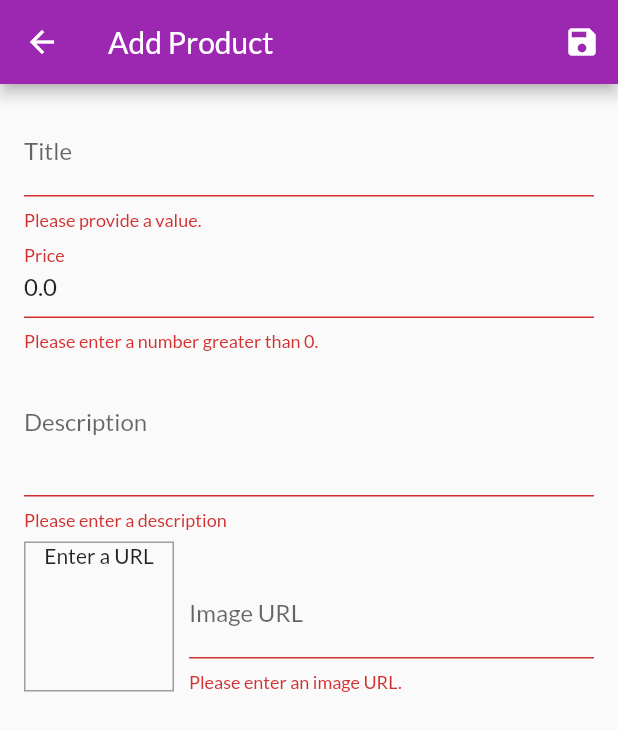
After one commit to elifipekuzun/flutter-shop-app, a Flutter app: the EditProductScreen screen opened by its route, after a tap on the "save" icon, on a phone screen of 412 x 824 dp. The commit adds this screen. Shown: the top 731 px of the screen. Run offline on Flutter 3.47's test engine with Material 2 defaults, Android fonts, the phone set to English and light mode, and no system bars; network calls fail.

Commit message:
CRUD applied

```diff
--- a/lib/main.dart
+++ b/lib/main.dart
@@ -5,6 +5,8 @@ import './screens/products_overview_screen.dart';
 import './screens/product_detail_screen.dart';
 import './screens/cart_screen.dart';
 import './screens/orders_screen.dart';
+import './screens/user_products_screen.dart';
+import './screens/edit_product_screen.dart';
 import './providers/products_provider.dart';
 import './providers/cart.dart';
 import './providers/orders.dart';
@@ -37,6 +39,8 @@ class MyApp extends StatelessWidget {
           ProductDetailScreen.routeName: (ctx) => const ProductDetailScreen(),
           CartScreen.routeName: (_) => const CartScreen(),
           OrdersScreen.routeName: (_) => const OrdersScreen(),
+          UserProductsScreen.routeName: (_) => const UserProductsScreen(),
+          EditProductScreen.routeName: (_) => const EditProductScreen(),
         },
       ),
     );
--- a/lib/providers/product.dart
+++ b/lib/providers/product.dart
@@ -1,7 +1,7 @@
 import 'package:flutter/material.dart';
 
 class Product with ChangeNotifier {
-  final String id;
+  final String? id;
   final String title;
   final String description;
   final double price;
@@ -9,7 +9,7 @@ class Product with ChangeNotifier {
   bool isFavorite;
 
   Product(
-      {required this.id,
+      {this.id,
       required this.title,
       required this.description,
       required this.price,
--- a/lib/providers/products_provider.dart
+++ b/lib/providers/products_provider.dart
@@ -58,7 +58,26 @@ class ProductsProvider with ChangeNotifier {
   // }
 
   void addProduct(Product newProduct) {
-    _items.add(newProduct);
+    final prod = Product(
+        title: newProduct.title,
+        description: newProduct.description,
+        price: newProduct.price,
+        imageUrl: newProduct.imageUrl,
+        id: DateTime.now().toString());
+    _items.add(prod);
+    notifyListeners();
+  }
+
+  void updateProduct(String id, Product newProduct) {
+    final prodIndex = _items.indexWhere((prod) => prod.id == id);
+    if (prodIndex >= 0) {
+      _items[prodIndex] = newProduct;
+      notifyListeners();
+    }
+  }
+
+  void deleteProduct(String id) {
+    _items.removeWhere((prod) => prod.id == id);
     notifyListeners();
   }
 
--- /dev/null
+++ b/lib/screens/edit_product_screen.dart
@@ -0,0 +1,255 @@
+import 'package:flutter/material.dart';
+import 'package:provider/provider.dart';
+
+import '../providers/product.dart';
+import '../providers/products_provider.dart';
+
+class EditProductScreen extends StatefulWidget {
+  static const routeName = '/edit-product';
+  const EditProductScreen({super.key});
+
+  @override
+  State<EditProductScreen> createState() => _EditProductScreenState();
+}
+
+class _EditProductScreenState extends State<EditProductScreen> {
+  final _priceFocusNode = FocusNode();
+  final _descriptionFocusNode = FocusNode();
+  final _imageUrlController = TextEditingController();
+  final _imageURLFocusNode = FocusNode();
+  final _form = GlobalKey<FormState>();
+  var _editedProduct = Product(
+      id: null,
+      title: '',
+      description: '',
+      price: 0,
+      imageUrl: '',
+      isFavorite: false);
+
+  @override
+  void initState() {
+    _imageURLFocusNode.addListener(_updateImageURL);
+    super.initState();
+  }
+
+  var _isInit = true;
+
+  @override
+  void didChangeDependencies() {
+    if (_isInit) {
+      final productId = ModalRoute.of(context)!.settings.arguments;
+      if (productId != null) {
+        final prod = Provider.of<ProductsProvider>(context, listen: false)
+            .findById(productId as String);
+        _editedProduct = prod;
+        _imageUrlController.text = _editedProduct.imageUrl;
+      }
+    }
+    _isInit = false;
+    super.didChangeDependencies();
+  }
+
+  void _updateImageURL() {
+    if (!_imageURLFocusNode.hasFocus) {
+      if ((_imageUrlController.text.isEmpty) ||
+          (!_imageUrlController.text.startsWith('http') &&
+              !_imageUrlController.text.startsWith('https')) ||
+          (!_imageUrlController.text.endsWith('.png') &&
+              !_imageUrlController.text.endsWith('.jpg') &&
+              _imageUrlController.text.endsWith('.jpeg'))) {
+        return;
+      }
+      setState(() {});
+    }
+  }
+
+  @override
+  void dispose() {
+    _imageURLFocusNode.removeListener(_updateImageURL);
+    _priceFocusNode.dispose();
+    _descriptionFocusNode.dispose();
+    _imageUrlController.dispose();
+    _imageURLFocusNode.dispose();
+    super.dispose();
+  }
+
+  void _saveForm(BuildContext ctx) {
+    final isValid = _form.currentState!.validate();
+    if (!isValid) {
+      return;
+    }
+    _form.currentState!.save();
+    print(_editedProduct.title);
+    final productsData = Provider.of<ProductsProvider>(ctx, listen: false);
+    if (_editedProduct.id != null) {
+      productsData.updateProduct(_editedProduct.id!, _editedProduct);
+    } else {
+      productsData.addProduct(_editedProduct);
+    }
+
+    Navigator.of(context).pop();
+  }
+
+  @override
+  Widget build(BuildContext context) {
+    return Scaffold(
+      appBar: AppBar(
+        title: Text(_editedProduct.title.isEmpty
+            ? 'Add Product'
+            : _editedProduct.title),
+        actions: [
+          IconButton(
+              onPressed: () => _saveForm(context), icon: const Icon(Icons.save))
+        ],
+      ),
+      body: Padding(
+        padding: const EdgeInsets.all(16),
+        child: Form(
+            key: _form,
+            child: ListView(
+              children: [
+                TextFormField(
+                  decoration: const InputDecoration(labelText: 'Title'),
+                  initialValue: _editedProduct.title,
+                  validator: (value) {
+                    if (value!.isEmpty) {
+                      return 'Please provide a value.';
+                    }
+                    return null;
+                  },
+                  textInputAction: TextInputAction.next,
+                  onFieldSubmitted: (value) {
+                    FocusScope.of(context).requestFocus(_priceFocusNode);
+                  },
+                  onSaved: (newValue) {
+                    _editedProduct = Product(
+                        id: _editedProduct.id,
+                        title: newValue!,
+                        description: _editedProduct.description,
+                        price: _editedProduct.price,
+                        imageUrl: _editedProduct.imageUrl,
+                        isFavorite: _editedProduct.isFavorite);
+                  },
+                ),
+                TextFormField(
+                  decoration: const InputDecoration(labelText: 'Price'),
+                  textInputAction: TextInputAction.next,
+                  initialValue: _editedProduct.price.toString(),
+                  keyboardType: TextInputType.number,
+                  focusNode: _priceFocusNode,
+                  validator: (value) {
+                    if (value!.isEmpty) {
+                      return 'Please enter a price.';
+                    }
+                    if (double.tryParse(value) == null) {
+                      return 'Please enter a valid number.';
+                    }
+                    if (double.parse(value) <= 0) {
+                      return 'Please enter a number greater than 0.';
+                    }
+                    return null;
+                  },
+                  onFieldSubmitted: (value) {
+                    FocusScope.of(context).requestFocus(_descriptionFocusNode);
+                  },
+                  onSaved: (newValue) {
+                    _editedProduct = Product(
+                        id: _editedProduct.id,
+                        title: _editedProduct.title,
+                        description: _editedProduct.description,
+                        price: double.parse(newValue!),
+                        imageUrl: _editedProduct.imageUrl,
+                        isFavorite: _editedProduct.isFavorite);
+                  },
+                ),
+                TextFormField(
+                  decoration: const InputDecoration(labelText: 'Description'),
+                  maxLines: 3,
+                  initialValue: _editedProduct.description,
+                  keyboardType: TextInputType.multiline,
+                  focusNode: _descriptionFocusNode,
+                  autocorrect: false,
+                  validator: (value) {
+                    if (value!.isEmpty) return 'Please enter a description';
+                    if (value.length < 10) {
+                      return 'Should be at least 10 characters long.';
+                    }
+                    return null;
+                  },
+                  onSaved: (newValue) {
+                    _editedProduct = Product(
+                        id: _editedProduct.id,
+                        title: _editedProduct.title,
+                        description: newValue!,
+                        price: _editedProduct.price,
+                        imageUrl: _editedProduct.imageUrl,
+                        isFavorite: _editedProduct.isFavorite);
+                  },
+                ),
+                Row(
+                  crossAxisAlignment: CrossAxisAlignment.end,
+                  children: [
+                    Container(
+                      width: 100,
+                      height: 100,
+                      margin: const EdgeInsets.only(top: 8, right: 10),
+                      decoration: BoxDecoration(
+                          border: Border.all(width: 1, color: Colors.grey)),
+                      child: Container(
+                        child: _imageUrlController.text.isEmpty
+                            ? const Text(
+                                'Enter a URL',
+                                textAlign: TextAlign.center,
+                              )
+                            : FittedBox(
+                                fit: BoxFit.cover,
+                                child: Image.network(_imageUrlController.text),
+                              ),
+                      ),
+                    ),
+                    Expanded(
+                        child: TextFormField(
+                      decoration: const InputDecoration(labelText: 'Image URL'),
+                      keyboardType: TextInputType.url,
+                      focusNode: _imageURLFocusNode,
+                      textInputAction: TextInputAction.done,
+                      controller: _imageUrlController,
+                      validator: (value) {
+                        if (value!.isEmpty) {
+                          return 'Please enter an image URL.';
+                        }
+                        if (!value.startsWith('http') &&
+                            !value.startsWith('https')) {
+                          return 'Please enter a valid URL.';
+                        }
+                        if (!value.endsWith('.png') &&
+                            !value.endsWith('.jpg') &&
+                            !value.endsWith('.jpeg')) {
+                          return 'Please enter a valid image URL.';
+                        }
+                        return null;
+                      },
+                      onEditingComplete: () {
+                        setState(() {});
+                      },
+                      onFieldSubmitted: (_) {
+                        _saveForm(context);
+                      },
+                      onSaved: (newValue) {
+                        _editedProduct = Product(
+                            id: _editedProduct.id,
+                            title: _editedProduct.title,
+                            description: _editedProduct.description,
+                            price: _editedProduct.price,
+                            imageUrl: newValue!,
+                            isFavorite: _editedProduct.isFavorite);
+                      },
+                    )),
+                  ],
+                ),
+              ],
+            )),
+      ),
+    );
+  }
+}
```
Also changed, not shown: lib/providers/cart.dart (+18 -0 lines), lib/screens/user_products_screen.dart (added, +45 -0 lines), lib/widgets/app_drawer.dart (+10 -0 lines), lib/widgets/cart_item.dart (+23 -0 lines), lib/widgets/product_item.dart (+16 -2 lines), lib/widgets/user_product_item.dart (added, +49 -0 lines).
